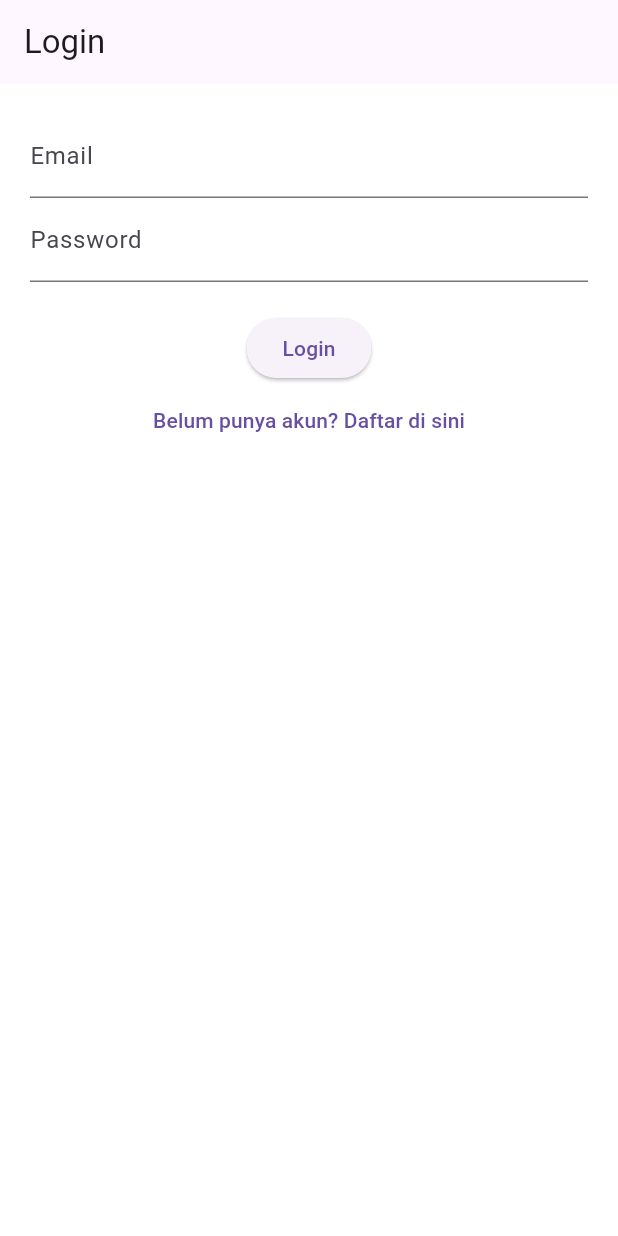
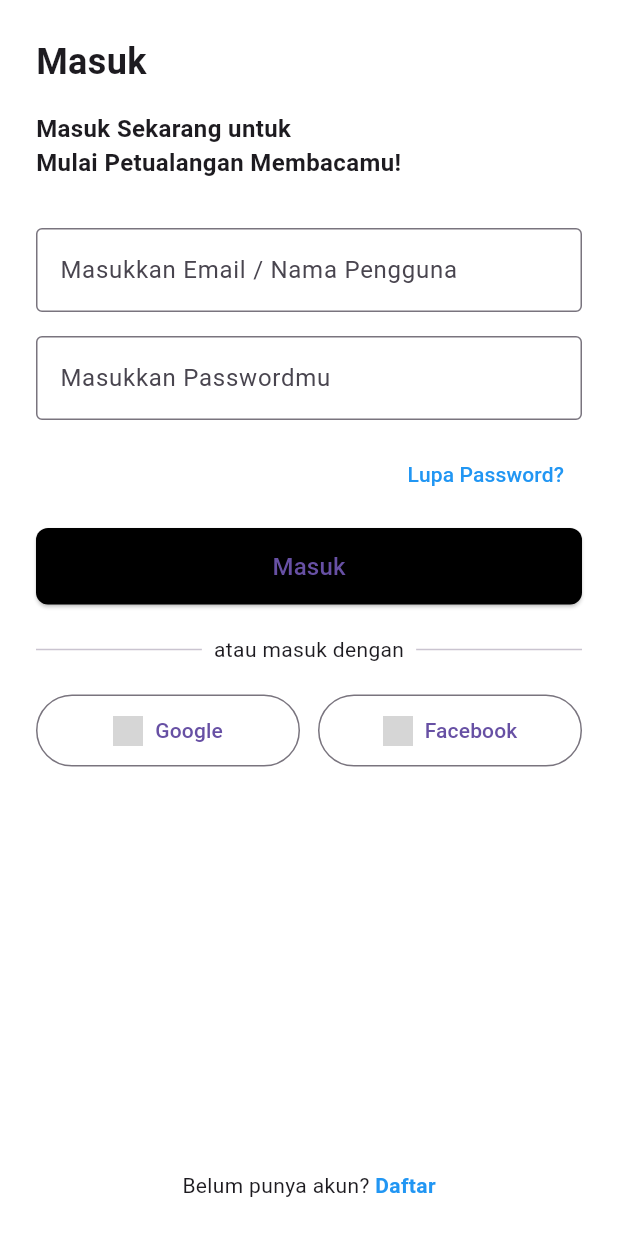
Before and after one commit to Aprilrianto/lexicon, a Flutter app: the screen it shows after launch, on a phone screen of 412 x 824 dp. Run offline on Flutter 3.47's test engine with Material 3 defaults, Android fonts, the light colour scheme and no system bars; our stand-ins replace image_picker, supabase_flutter; accounts and stored records are empty; grey boxes are pictures that could not be loaded.

Commit message:
mengmbangkan loginscreen

```diff
--- a/lib/screens/login_screen.dart
+++ b/lib/screens/login_screen.dart
@@ -1,5 +1,5 @@
 import 'package:flutter/material.dart';
-import 'package:supabase_flutter/supabase_flutter.dart'; // WAJIB
+import 'package:supabase_flutter/supabase_flutter.dart';
 
 class LoginScreen extends StatefulWidget {
   const LoginScreen({super.key});
@@ -23,45 +23,140 @@ class _LoginScreenState extends State<LoginScreen> {
         Navigator.pushReplacementNamed(context, '/home');
       } else {
         ScaffoldMessenger.of(context).showSnackBar(
-          const SnackBar(content: Text('Login gagal, email atau password salah')),
+          const SnackBar(
+            content: Text('Login gagal, email atau password salah'),
+          ),
         );
       }
     } catch (e) {
-      ScaffoldMessenger.of(context).showSnackBar(
-        SnackBar(content: Text('Error: ${e.toString()}')),
-      );
+      ScaffoldMessenger.of(
+        context,
+      ).showSnackBar(SnackBar(content: Text('Error: ${e.toString()}')));
     }
   }
 
   @override
   Widget build(BuildContext context) {
     return Scaffold(
-      appBar: AppBar(title: const Text("Login")),
-      body: Padding(
-        padding: const EdgeInsets.all(20),
+      backgroundColor: Colors.white,
+      body: SafeArea(
+        child: Padding(
+          padding: const EdgeInsets.symmetric(horizontal: 24.0, vertical: 24),
           child: Column(
+            crossAxisAlignment: CrossAxisAlignment.start,
             children: [
+              const Text(
+                'Masuk',
+                style: TextStyle(fontSize: 24, fontWeight: FontWeight.bold),
+              ),
+              const SizedBox(height: 16),
+              const Text(
+                'Masuk Sekarang untuk\nMulai Petualangan Membacamu!',
+                style: TextStyle(fontSize: 16, fontWeight: FontWeight.w600),
+              ),
+              const SizedBox(height: 32),
               TextField(
                 controller: _emailController,
-              decoration: const InputDecoration(labelText: 'Email'),
+                decoration: const InputDecoration(
+                  labelText: 'Masukkan Email / Nama Pengguna',
+                  border: OutlineInputBorder(),
                 ),
+              ),
+              const SizedBox(height: 16),
               TextField(
                 controller: _passwordController,
-              decoration: const InputDecoration(labelText: 'Password'),
+                decoration: const InputDecoration(
+                  labelText: 'Masukkan Passwordmu',
+                  border: OutlineInputBorder(),
+                ),
                 obscureText: true,
               ),
+              const SizedBox(height: 12),
+              Align(
+                alignment: Alignment.centerRight,
+                child: TextButton(
+                  onPressed: () {
+                    Navigator.pushNamed(context, '/forgot');
+                  },
+                  child: const Text(
+                    'Lupa Password?',
+                    style: TextStyle(color: Colors.blue),
+                  ),
+                ),
+              ),
+              const SizedBox(height: 12),
+              SizedBox(
+                width: double.infinity,
+                child: ElevatedButton(
+                  onPressed: _login,
+                  style: ElevatedButton.styleFrom(
+                    backgroundColor: Colors.black,
+                    shape: RoundedRectangleBorder(
+                      borderRadius: BorderRadius.circular(8),
+                    ),
+                    padding: const EdgeInsets.symmetric(vertical: 14),
+                  ),
+                  child: const Text('Masuk', style: TextStyle(fontSize: 16)),
+                ),
+              ),
               const SizedBox(height: 20),
-            ElevatedButton(
-              onPressed: _login,
-              child: const Text('Login'),
+              Row(
+                children: const [
+                  Expanded(child: Divider(thickness: 1)),
+                  Padding(
+                    padding: EdgeInsets.symmetric(horizontal: 8),
+                    child: Text("atau masuk dengan"),
                   ),
-            TextButton(
-              child: const Text('Belum punya akun? Daftar di sini'),
-              onPressed: () {
+                  Expanded(child: Divider(thickness: 1)),
+                ],
+              ),
+              const SizedBox(height: 20),
+              Row(
+                children: [
+                  Expanded(
+                    child: OutlinedButton.icon(
+                      onPressed: () {},
+                      icon: Image.asset('assets/google_icon.png', height: 20),
+                      label: const Text('Google'),
+                      style: OutlinedButton.styleFrom(
+                        padding: const EdgeInsets.symmetric(vertical: 14),
+                      ),
+                    ),
+                  ),
+                  const SizedBox(width: 12),
+                  Expanded(
+                    child: OutlinedButton.icon(
+                      onPressed: () {},
+                      icon: Image.asset('assets/facebook_icon.png', height: 20),
+                      label: const Text('Facebook'),
+                      style: OutlinedButton.styleFrom(
+                        padding: const EdgeInsets.symmetric(vertical: 14),
+                      ),
+                    ),
+                  ),
+                ],
+              ),
+              const Spacer(),
+              Row(
+                mainAxisAlignment: MainAxisAlignment.center,
+                children: [
+                  const Text("Belum punya akun? "),
+                  GestureDetector(
+                    onTap: () {
                       Navigator.pushNamed(context, '/register');
                     },
+                    child: const Text(
+                      "Daftar",
+                      style: TextStyle(
+                        color: Colors.blue,
+                        fontWeight: FontWeight.bold,
+                      ),
+                    ),
                   ),
                 ],
+              ),
+            ],
+          ),
         ),
       ),
     );
```
Lines whose indentation alone changed are shown as unchanged.
